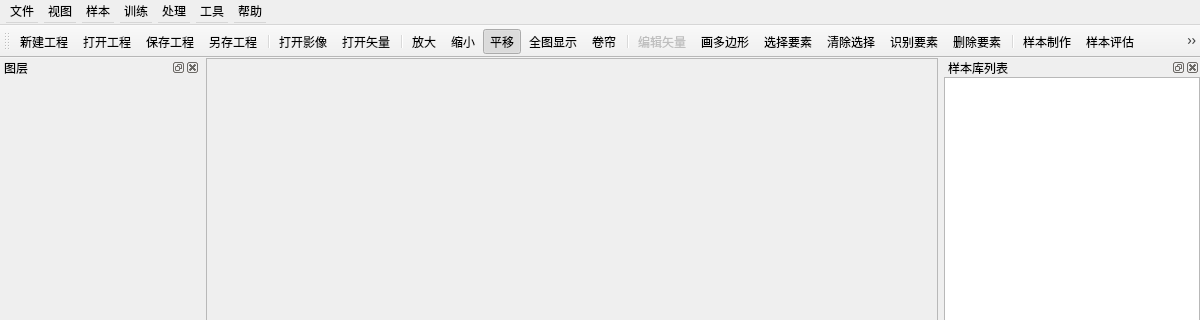
First picture: the form in ui/MainWinUI.ui, repository LianweiMa/DeeplearningSystem, before the edit; both pictures show x 0 to 1200 and y 0 to 320 of the 1200 by 800 pixel window.
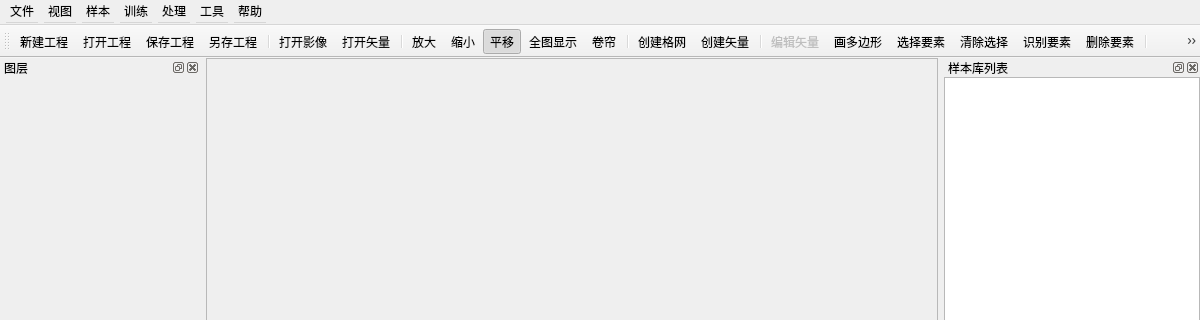
Second picture: the form after the edit. Icons and pictures are not drawn.

The edit to the form file:
```diff
--- a/ui/MainWinUI.ui
+++ b/ui/MainWinUI.ui
@@ -206,6 +206,9 @@
    <addaction name="actionFullExtent"/>
    <addaction name="actionSwipe"/>
    <addaction name="separator"/>
+   <addaction name="actionCreateFishnet"/>
+   <addaction name="actionCreateShape"/>
+   <addaction name="separator"/>
    <addaction name="actionEditSample"/>
    <addaction name="actionDrawPolygon"/>
    <addaction name="actionSelectFeature"/>
@@ -215,12 +218,12 @@
    <addaction name="separator"/>
    <addaction name="actionMakeSample"/>
    <addaction name="actionEvalSample"/>
-   <addaction name="actionQuerySample"/>
+   <addaction name="actionSampleStatistic"/>
    <addaction name="separator"/>
    <addaction name="actionImportSample"/>
    <addaction name="actionDeleteSamples"/>
+   <addaction name="actionQuerySample"/>
    <addaction name="actionCloseSamples"/>
-   <addaction name="actionSampleStatistic"/>
    <addaction name="separator"/>
    <addaction name="actionModelTrain"/>
    <addaction name="actionStopTrain"/>
@@ -238,9 +241,10 @@
    <addaction name="actionPostClump"/>
    <addaction name="actionRasterToVector"/>
    <addaction name="separator"/>
+   <addaction name="actionSplitDataSet"/>
+   <addaction name="separator"/>
    <addaction name="actionUpdateModelsDB"/>
    <addaction name="actionUpdateDatabase"/>
-   <addaction name="actionSplitDataSet"/>
   </widget>
   <widget class="QDockWidget" name="dockWidget">
    <property name="minimumSize">
@@ -703,7 +707,7 @@
      <normaloff>:/icon/create_fishnet.png</normaloff>:/icon/create_fishnet.png</iconset>
    </property>
    <property name="text">
-    <string>创建渔网</string>
+    <string>创建格网</string>
    </property>
   </action>
   <action name="actionCreateShape">
```
Left out of the diff: 13 changed lines with no effect on the pictures.
